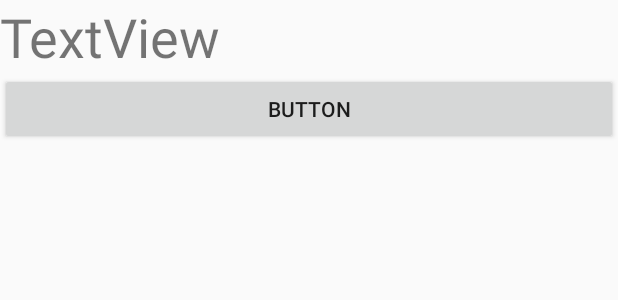
After one commit to saisupriyacv/SmartHome, an Android app: the layout temperature.xml on its own in the app's theme, with its tools: preview values and no code run, on a phone screen of 412 x 824 dp. The commit adds this screen. Shown: the top 300 px of the screen. Run offline under Robolectric (Android 15) with nearby library versions, the phone set to English and light mode, and no system bars.

Commit message:
created call back in on subscribe for auto ui update. ui update for fragments based on server update. added temperature fragment.  issues with switch and temperature fragment.

```diff
--- a/app/src/main/AndroidManifest.xml
+++ b/app/src/main/AndroidManifest.xml
@@ -12,7 +12,8 @@
         <activity
             android:name=".ui.activity.SecureMainActivity"
             android:label="@string/app_name"
-            android:theme="@style/AppTheme.NoActionBar">
+            android:theme="@style/AppTheme.NoActionBar"
+            android:configChanges="keyboard|orientation|screenSize">
             <intent-filter>
                 <action android:name="android.intent.action.MAIN" />
 
--- /dev/null
+++ b/app/src/main/res/layout/temperature.xml
@@ -0,0 +1,18 @@
+<?xml version="1.0" encoding="utf-8"?>
+<LinearLayout xmlns:android="http://schemas.android.com/apk/res/android"
+    android:orientation="vertical" android:layout_width="match_parent"
+    android:layout_height="match_parent">
+
+    <TextView
+        android:text="TextView"
+        android:layout_width="match_parent"
+        android:layout_height="wrap_content"
+        android:id="@+id/tmptxt"
+        android:textSize="36sp" />
+
+    <Button
+        android:text="Button"
+        android:layout_width="match_parent"
+        android:layout_height="wrap_content"
+        android:id="@+id/button3" />
+</LinearLayout>
```
Also changed, not shown: app/src/main/java/com/smarthome/ShadowApplication.java (+46 -1 lines), app/src/main/java/com/smarthome/data/SubscribeToTopic.java (+36 -2 lines), app/src/main/java/com/smarthome/network/model/SmartHomeStatus.java (+8 -0 lines), app/src/main/java/com/smarthome/ui/activity/SecureMainActivity.java (+28 -7 lines), app/src/main/java/com/smarthome/ui/fragment/DoorFragment.java (+13 -4 lines), app/src/main/java/com/smarthome/ui/fragment/SwitchFragment.java (+28 -4 lines), app/src/main/java/com/smarthome/ui/fragment/TemperatureFragment.java (added, +50 -0 lines), app/src/main/res/layout/activity_main__secure.xml (+6 -6 lines).
